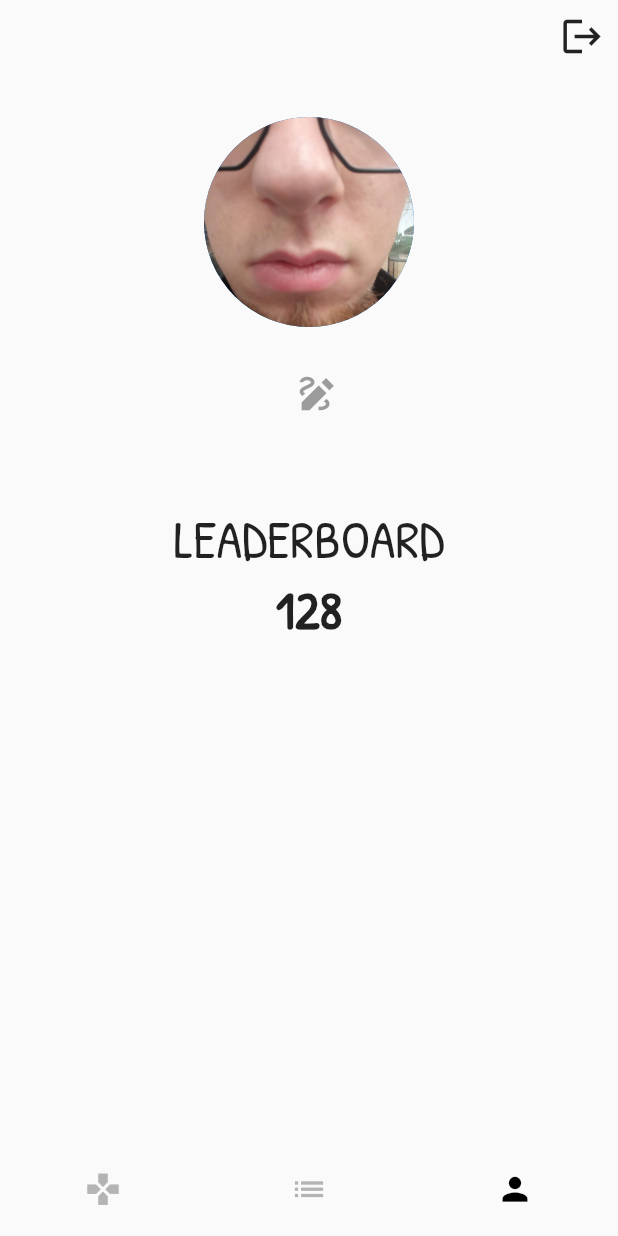
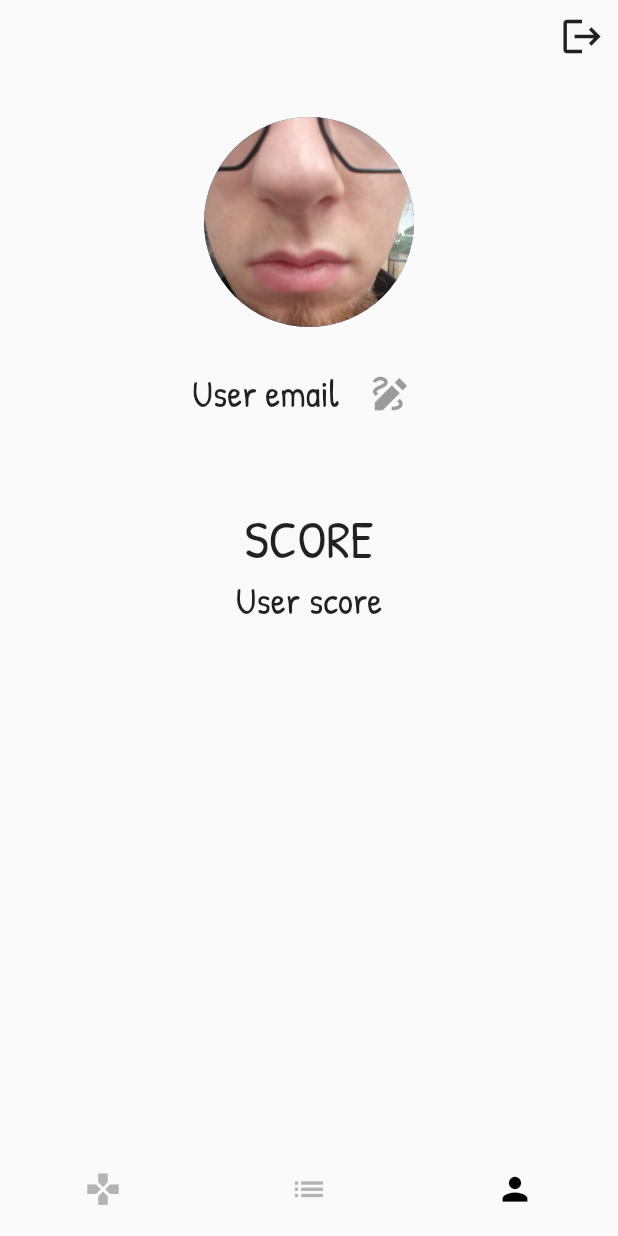
Before and after one commit to Anatole-DC/trivial_pursuit, a Flutter app: the screen it shows once a user with an empty profile is signed in, item 3 of the bottom bar chosen, after a tap on the "logout" icon, on a phone screen of 412 x 824 dp. Run offline on Flutter 3.47's test engine with Material 2 defaults, Android fonts, the light colour scheme and no system bars; our stand-ins replace bloc, cloud_firestore, firebase_auth, firebase_core, flutter_bloc, freezed_annotation and 2 more; accounts and stored records are empty; network calls fail.

Commit message:
:sparkles: Username and score

```diff
--- a/frontend/lib/auth.dart
+++ /dev/null
@@ -1,29 +0,0 @@
-import 'package:firebase_auth/firebase_auth.dart';
-
-class Auth {
-  final FirebaseAuth _firebaseAuth = FirebaseAuth.instance;
-
-  User? get currentUser => _firebaseAuth.currentUser;
-
-  Stream<User?> get authStateChanges => _firebaseAuth.authStateChanges();
-
-  Future<void> signInWithEmailAndPassword({
-    required String email,
-    required String password,
-  }) async {
-    await _firebaseAuth.signInWithEmailAndPassword(
-        email: email, password: password);
-  }
-
-  Future<void> createUserWithEmailAndPassword({
-    required String email,
-    required String password,
-  }) async {
-    await _firebaseAuth.createUserWithEmailAndPassword(
-        email: email, password: password);
-  }
-
-  Future<void> signOut() async {
-    await _firebaseAuth.signOut();
-  }
-}
--- a/frontend/lib/data/controller/api.dart
+++ /dev/null
@@ -1,8 +0,0 @@
-import 'package:http/http.dart' as http;
-
-const String ip = "192.168.43.34";
-const int port = 3000;
-
-Future<http.Response> testAPI() {
-  return http.get(Uri.parse("http://$ip:$port"));
-}
--- /dev/null
+++ b/frontend/lib/data/database/auth/firebase_authentication.dart
@@ -0,0 +1,38 @@
+import 'package:firebase_auth/firebase_auth.dart';
+import 'package:trivial_pursuit/data/database/auth/firebase_player_repository.dart';
+import 'package:trivial_pursuit/data/models/auth/player.dart';
+
+class Auth {
+  final FirebaseAuth _firebaseAuth = FirebaseAuth.instance;
+  final PlayerFirebase _playerFirebase = PlayerFirebase.getInstance();
+
+  User? get currentUser => _firebaseAuth.currentUser;
+  Player? get currentPlayer =>
+      _playerFirebase.getCurrentPlayer(currentUser?.uid);
+
+  Stream<User?> get authStateChanges => _firebaseAuth.authStateChanges();
+
+  Future<void> signInWithEmailAndPassword({
+    required String email,
+    required String password,
+  }) async {
+    UserCredential response = await _firebaseAuth.signInWithEmailAndPassword(
+        email: email, password: password);
+    await _playerFirebase.getPlayer(response.user!.uid);
+  }
+
+  Future<void> createUserWithEmailAndPassword({
+    required String email,
+    required String username,
+    required String password,
+  }) async {
+    UserCredential response = await _firebaseAuth
+        .createUserWithEmailAndPassword(email: email, password: password);
+    Player player = Player(username, response.user!.uid, 0, null);
+    await _playerFirebase.createPlayer(player);
+  }
+
+  Future<void> signOut() async {
+    await _firebaseAuth.signOut();
+  }
+}
--- /dev/null
+++ b/frontend/lib/data/database/auth/firebase_player_repository.dart
@@ -0,0 +1,43 @@
+import 'package:cloud_firestore/cloud_firestore.dart';
+import 'package:trivial_pursuit/data/models/auth/player.dart';
+
+class PlayerFirebase {
+  static final FirebaseFirestore _firebaseFirestore =
+      FirebaseFirestore.instance;
+
+  static PlayerFirebase? _instance;
+
+  Player? currentPlayer;
+
+  Player? getCurrentPlayer(String? uid) {
+    if (currentPlayer == null && uid != null) {
+      getPlayer(uid);
+    }
+    return currentPlayer;
+  }
+
+  static late CollectionReference<Player> _playerRef;
+
+  PlayerFirebase._();
+
+  static PlayerFirebase getInstance() {
+    if (_instance == null) {
+      _playerRef = _firebaseFirestore.collection('users').withConverter<Player>(
+          fromFirestore: (snapshot, _) => Player.fromJson(snapshot.data()!),
+          toFirestore: (object, _) => object.toJson());
+      _instance = PlayerFirebase._();
+    }
+    return _instance!;
+  }
+
+  Future<void> createPlayer(Player player) async {
+    await _playerRef.doc(player.uid).set(player);
+    await getPlayer(player.uid);
+  }
+
+  Future<Player> getPlayer(String uid) async {
+    DocumentSnapshot<Player> response = await _playerRef.doc(uid).get();
+    currentPlayer = response.data()!;
+    return currentPlayer!;
+  }
+}
--- a/frontend/lib/data/database/firebase_questions_repository.dart
+++ b/frontend/lib/data/database/questions/firebase_questions_repository.dart
@@ -1,10 +1,8 @@
 import 'dart:convert';
 
 import 'package:cloud_firestore/cloud_firestore.dart';
-import 'package:trivial_pursuit/data/database/trivial_pursuit_repository.dart';
+import 'package:trivial_pursuit/data/database/questions/trivial_pursuit_repository.dart';
 import 'package:trivial_pursuit/data/models/game/list_questions.dart';
-
-import '../models/game/question.dart';
 
 class QuestionFirebase {
   static final FirebaseFirestore _firebaseFirestore =
--- a/frontend/lib/data/models/auth/player.dart
+++ b/frontend/lib/data/models/auth/player.dart
@@ -1,8 +1,21 @@
 class Player {
-  final String username;
-  final int uid;
-  final String imageUrl;
-  final int score;
+  final String uid; // Firebase uid
+  final String username; // Trivial Pursuit username
+  final int score; // The score
+  final DateTime? lastDailyQuizz; // The last daily quizz performed
 
-  Player(this.username, this.uid, this.imageUrl, this.score);
+  Player(this.username, this.uid, this.score, this.lastDailyQuizz);
+
+  Player.fromJson(Map<String, dynamic> json)
+      : username = json['username'],
+        score = json['score'],
+        lastDailyQuizz = json['lastDailyQuizz'],
+        uid = json['uid'];
+
+  Map<String, dynamic> toJson() => {
+        'uid': uid,
+        'username': username,
+        'score': score,
+        'lastDailyQuizz': lastDailyQuizz,
+      };
 }
--- a/frontend/lib/interface/screens/authentication/login_screen.dart
+++ b/frontend/lib/interface/screens/authentication/login_screen.dart
@@ -1,6 +1,6 @@
 import 'package:flutter/material.dart';
 import 'package:firebase_auth/firebase_auth.dart';
-import 'package:trivial_pursuit/auth.dart';
+import 'package:trivial_pursuit/data/database/auth/firebase_authentication.dart';
 
 class LoginScreen extends StatefulWidget {
   const LoginScreen({super.key});
@@ -14,6 +14,7 @@
   bool isLogin = true;
 
   final TextEditingController _controllerEmail = TextEditingController();
+  final TextEditingController _controllerUsername = TextEditingController();
   final TextEditingController _controllerPassword = TextEditingController();
 
   Future<void> signInWithEmailAndPassword() async {
@@ -30,7 +31,9 @@
   Future<void> createUserWithEmailAndPassword() async {
     try {
       await Auth().createUserWithEmailAndPassword(
-          email: _controllerEmail.text, password: _controllerPassword.text);
+          email: _controllerEmail.text,
+          username: _controllerUsername.text,
+          password: _controllerPassword.text);
     } on FirebaseAuthException catch (e) {
       setState(() {
         errorMessage = e.message;
@@ -83,6 +86,29 @@
         ));
   }
 
+  List<Widget> _fields() {
+    List<Widget> fields = [
+      const SizedBox(
+        height: 10,
+      ),
+      _entryField('email', _controllerEmail),
+    ];
+
+    if (!isLogin) {
+      fields.add(const SizedBox(
+        height: 10,
+      ));
+      fields.add(_entryField('username', _controllerUsername));
+    }
+
+    fields.add(const SizedBox(
+      height: 10,
+    ));
+    fields.add(_entryField('password', _controllerPassword));
+
+    return fields;
+  }
+
   @override
   Widget build(BuildContext context) {
     return Scaffold(
@@ -100,14 +126,7 @@
                 style: TextStyle(fontSize: 20, fontWeight: FontWeight.bold),
                 textAlign: TextAlign.center,
               ),
-              const SizedBox(
-                height: 10,
-              ),
-              _entryField('email', _controllerEmail),
-              const SizedBox(
-                height: 10,
-              ),
-              _entryField('password', _controllerPassword),
+              ..._fields(),
               _errorMessage(),
               _submitButton(),
               _loginOrRegisterButton()
--- a/frontend/lib/interface/screens/game/bloc/game_cubit.dart
+++ b/frontend/lib/interface/screens/game/bloc/game_cubit.dart
@@ -1,5 +1,5 @@
 import 'package:flutter_bloc/flutter_bloc.dart';
-import 'package:trivial_pursuit/data/database/firebase_questions_repository.dart';
+import 'package:trivial_pursuit/data/database/questions/firebase_questions_repository.dart';
 import 'package:trivial_pursuit/data/models/game/list_questions.dart';
 import 'package:trivial_pursuit/interface/screens/game/bloc/question_bloc.dart';
 
--- a/frontend/lib/interface/screens/game/game_page.dart
+++ b/frontend/lib/interface/screens/game/game_page.dart
@@ -1,6 +1,6 @@
 import 'package:flutter/material.dart';
 import 'package:flutter_bloc/flutter_bloc.dart';
-import 'package:trivial_pursuit/data/database/firebase_questions_repository.dart';
+import 'package:trivial_pursuit/data/database/questions/firebase_questions_repository.dart';
 import 'package:trivial_pursuit/data/models/game/list_questions.dart';
 import 'package:trivial_pursuit/interface/screens/game/bloc/game_cubit.dart';
 import 'package:trivial_pursuit/interface/screens/game/bloc/question_bloc.dart';
--- a/frontend/lib/interface/screens/home/home_page.dart
+++ b/frontend/lib/interface/screens/home/home_page.dart
@@ -3,7 +3,7 @@
 import 'package:trivial_pursuit/interface/screens/leaderboard/leaderboard_page.dart';
 import 'package:trivial_pursuit/interface/screens/profile/profile_page.dart';
 import 'package:firebase_auth/firebase_auth.dart';
-import 'package:trivial_pursuit/auth.dart';
+import 'package:trivial_pursuit/data/database/auth/firebase_authentication.dart';
 
 class HomePage extends StatefulWidget {
   HomePage({super.key});
--- a/frontend/lib/interface/screens/profile/profile_page.dart
+++ b/frontend/lib/interface/screens/profile/profile_page.dart
@@ -1,11 +1,13 @@
 import 'package:flutter/material.dart';
-import 'package:trivial_pursuit/auth.dart';
+import 'package:trivial_pursuit/data/database/auth/firebase_authentication.dart';
 import 'package:firebase_auth/firebase_auth.dart';
+import 'package:trivial_pursuit/data/models/auth/player.dart';
 
 class ProfilePage extends StatefulWidget {
   ProfilePage({super.key});
 
   final User? user = Auth().currentUser;
+  final Player? player = Auth().currentPlayer;
 
   @override
   State<ProfilePage> createState() => _ProfilePageState();
@@ -17,7 +19,12 @@
   }
 
   Widget _userId() {
-    return Text(widget.user?.email ?? 'User email',
+    return Text(widget.player?.username ?? 'User email',
+        style: const TextStyle(fontSize: 25));
+  }
+
+  Widget _userScore() {
+    return Text(widget.player?.score.toString() ?? 'User score',
         style: const TextStyle(fontSize: 25));
   }
 
@@ -75,14 +82,11 @@
         ),
 
         const Text(
-          "LEADERBOARD",
+          "SCORE",
           style: TextStyle(fontSize: 35),
         ),
 
-        const Text(
-          "128",
-          style: TextStyle(fontSize: 35, fontWeight: FontWeight.bold),
-        )
+        _userScore()
       ],
     ));
   }
--- a/frontend/lib/widget_tree.dart
+++ b/frontend/lib/widget_tree.dart
@@ -1,5 +1,5 @@
 import 'package:flutter/material.dart';
-import 'package:trivial_pursuit/auth.dart';
+import 'package:trivial_pursuit/data/database/auth/firebase_authentication.dart';
 import 'package:trivial_pursuit/interface/screens/authentication/login_screen.dart';
 import 'package:trivial_pursuit/interface/screens/home/home_page.dart';
 
```
Also changed, not shown: frontend/lib/data/controller/open_trivia_api.dart (deleted), frontend/lib/data/database/questions/trivial_pursuit_repository.dart (renamed from frontend/lib/data/database/trivial_pursuit_repository.dart), 1 other file.
